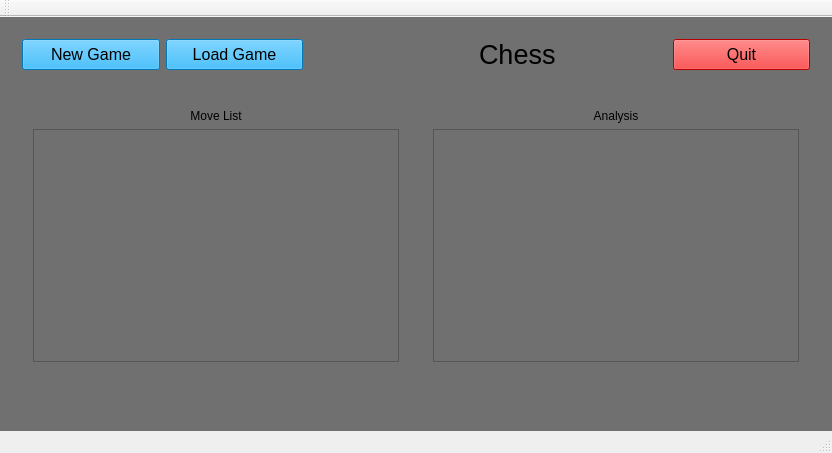
Qt form QtChess/mainwindow.ui (yuuknishida/Chess) before a commit.
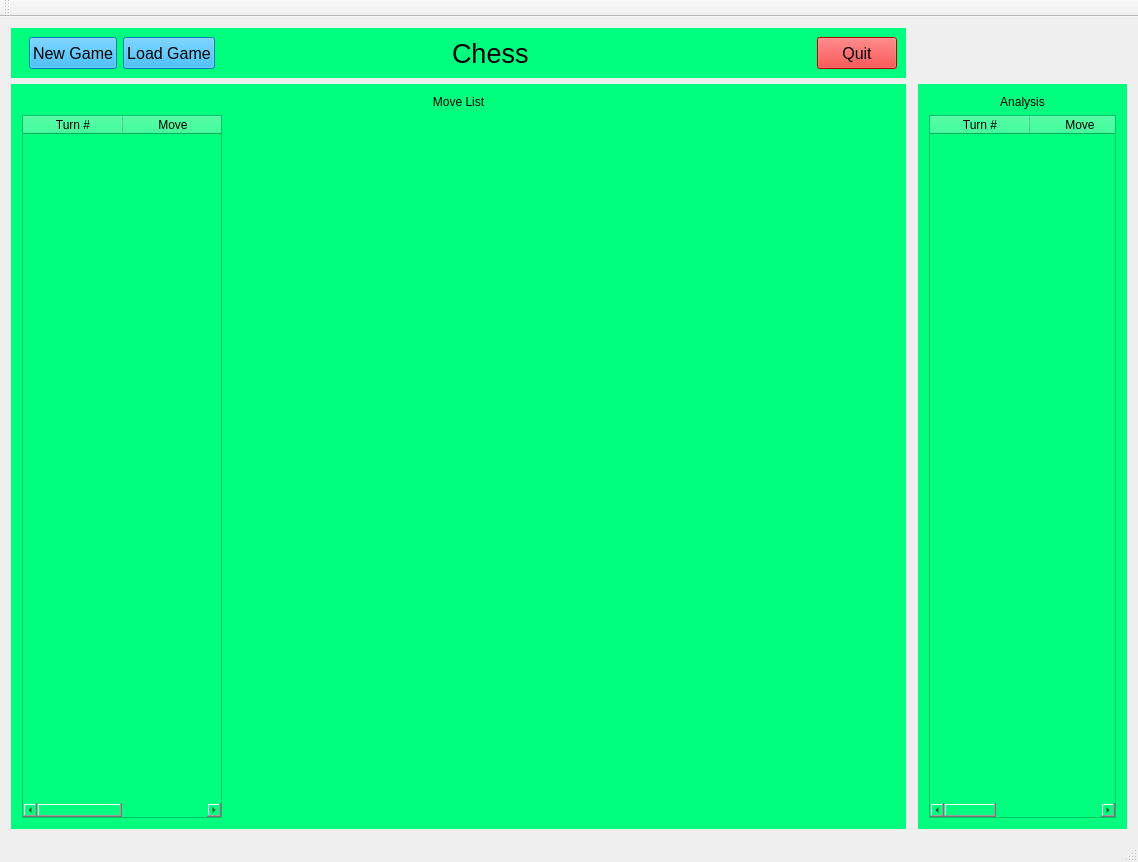
The same form after that commit. Custom widgets are drawn as their Qt base class.

What changed in the file:
```diff
--- a/QtChess/mainwindow.ui
+++ b/QtChess/mainwindow.ui
@@ -6,25 +6,46 @@
    <rect>
     <x>0</x>
     <y>0</y>
-    <width>832</width>
-    <height>453</height>
+    <width>1138</width>
+    <height>862</height>
    </rect>
   </property>
+  <property name="sizePolicy">
+   <sizepolicy hsizetype="Expanding" vsizetype="Expanding">
+    <horstretch>0</horstretch>
+    <verstretch>0</verstretch>
+   </sizepolicy>
+  </property>
   <property name="windowTitle">
    <string>MainWindow</string>
   </property>
   <widget class="QWidget" name="centralWidget">
-   <property name="styleSheet">
-    <string notr="true">background-color: rgb(112, 112, 112);</string>
+   <property name="sizePolicy">
+    <sizepolicy hsizetype="Expanding" vsizetype="Expanding">
+     <horstretch>0</horstretch>
+     <verstretch>0</verstretch>
+    </sizepolicy>
    </property>
    <layout class="QVBoxLayout" name="verticalLayout_2">
     <item>
      <layout class="QGridLayout" name="gridLayout">
       <item row="1" column="0">
-       <widget class="QWidget" name="centerwidget" native="true">
-        <layout class="QHBoxLayout" name="horizontalLayout">
-         <item>
           <widget class="QWidget" name="movelistwidget" native="true">
+        <property name="sizePolicy">
+         <sizepolicy hsizetype="Preferred" vsizetype="Preferred">
+          <horstretch>0</horstretch>
+          <verstretch>0</verstretch>
+         </sizepolicy>
+        </property>
+        <property name="maximumSize">
+         <size>
+          <width>16777215</width>
+          <height>16777215</height>
+         </size>
+        </property>
+        <property name="styleSheet">
+         <string notr="true">background-color: rgb(0, 255, 127);</string>
+        </property>
            <layout class="QVBoxLayout" name="verticalLayout_3">
             <item>
              <widget class="QLabel" name="movelistlabel">
@@ -37,16 +58,51 @@
              </widget>
             </item>
             <item>
-             <widget class="QListView" name="movelistview"/>
+          <widget class="QTableWidget" name="movetableview">
+           <property name="sizePolicy">
+            <sizepolicy hsizetype="Preferred" vsizetype="Expanding">
+             <horstretch>0</horstretch>
+             <verstretch>0</verstretch>
+            </sizepolicy>
+           </property>
+           <property name="maximumSize">
+            <size>
+             <width>200</width>
+             <height>16777215</height>
+            </size>
+           </property>
+           <column>
+            <property name="text">
+             <string>Turn #</string>
+            </property>
+           </column>
+           <column>
+            <property name="text">
+             <string>Move</string>
+            </property>
+           </column>
+          </widget>
             </item>
            </layout>
           </widget>
          </item>
-         <item>
-          <widget class="Chessboard" name="boardwidget" native="true"/>
-         </item>
-         <item>
+      <item row="1" column="2">
           <widget class="QWidget" name="analysiswidget" native="true">
+        <property name="sizePolicy">
+         <sizepolicy hsizetype="Preferred" vsizetype="Preferred">
+          <horstretch>0</horstretch>
+          <verstretch>0</verstretch>
+         </sizepolicy>
+        </property>
+        <property name="minimumSize">
+         <size>
+          <width>0</width>
+          <height>0</height>
+         </size>
+        </property>
+        <property name="styleSheet">
+         <string notr="true">background-color: rgb(0, 255, 127);</string>
+        </property>
            <layout class="QVBoxLayout" name="verticalLayout_4">
             <item>
              <widget class="QLabel" name="analysislabel">
@@ -59,15 +115,56 @@
              </widget>
             </item>
             <item>
-             <widget class="QTableView" name="analysistable"/>
+          <widget class="QTableWidget" name="analysistable">
+           <property name="sizePolicy">
+            <sizepolicy hsizetype="Preferred" vsizetype="Expanding">
+             <horstretch>0</horstretch>
+             <verstretch>0</verstretch>
+            </sizepolicy>
+           </property>
+           <property name="horizontalScrollBarPolicy">
+            <enum>Qt::ScrollBarAsNeeded</enum>
+           </property>
+           <property name="sizeAdjustPolicy">
+            <enum>QAbstractScrollArea::AdjustToContents</enum>
+           </property>
+           <attribute name="horizontalHeaderMinimumSectionSize">
+            <number>1</number>
+           </attribute>
+           <attribute name="horizontalHeaderStretchLastSection">
+            <bool>true</bool>
+           </attribute>
+           <column>
+            <property name="text">
+             <string>Turn #</string>
+            </property>
+           </column>
+           <column>
+            <property name="text">
+             <string>Move</string>
+            </property>
+           </column>
+           <column>
+            <property name="text">
+             <string>Value</string>
+            </property>
+           </column>
+          </widget>
             </item>
            </layout>
           </widget>
          </item>
-        </layout>
-        <zorder>boardwidget</zorder>
-        <zorder>analysiswidget</zorder>
-        <zorder>movelistwidget</zorder>
+      <item row="1" column="1">
+       <widget class="Chessboard" name="boardwidget" native="true">
+        <property name="sizePolicy">
+         <sizepolicy hsizetype="Expanding" vsizetype="Expanding">
+          <horstretch>0</horstretch>
+          <verstretch>0</verstretch>
+         </sizepolicy>
+        </property>
+        <property name="styleSheet">
+         <string notr="true">border-color: rgb(0, 0, 0);</string>
+        </property>
        </widget>
       </item>
       <item row="0" column="0">
@@ -81,10 +178,49 @@
         <property name="minimumSize">
          <size>
           <width>0</width>
-          <height>30</height>
+          <height>50</height>
          </size>
         </property>
+        <property name="maximumSize">
+         <size>
+          <width>16777215</width>
+          <height>50</height>
+         </size>
+        </property>
+        <property name="styleSheet">
+         <string notr="true">background-color: rgb(0, 255, 127);</string>
+        </property>
         <layout class="QHBoxLayout" name="horizontalLayout_2">
+         <property name="spacing">
+          <number>67</number>
+         </property>
+         <property name="leftMargin">
+          <number>9</number>
+         </property>
+         <property name="topMargin">
+          <number>9</number>
+         </property>
+         <property name="rightMargin">
+          <number>9</number>
+         </property>
+         <property name="bottomMargin">
+          <number>9</number>
+         </property>
+         <item>
+          <widget class="QWidget" name="widget" native="true">
+           <layout class="QHBoxLayout" name="horizontalLayout_3">
+            <property name="leftMargin">
+             <number>9</number>
+            </property>
+            <property name="topMargin">
+             <number>0</number>
+            </property>
+            <property name="rightMargin">
+             <number>0</number>
+            </property>
+            <property name="bottomMargin">
+             <number>0</number>
+            </property>
          <item>
           <widget class="QPushButton" name="newGameBtn">
            <property name="sizePolicy">
@@ -133,6 +269,9 @@
            </property>
           </widget>
          </item>
+           </layout>
+          </widget>
+         </item>
          <item>
           <spacer name="horizontalSpacer">
            <property name="orientation">
@@ -151,6 +290,12 @@
          </item>
          <item>
           <widget class="QLabel" name="titlelabel">
+           <property name="sizePolicy">
+            <sizepolicy hsizetype="Fixed" vsizetype="Preferred">
+             <horstretch>0</horstretch>
+             <verstretch>0</verstretch>
+            </sizepolicy>
+           </property>
            <property name="font">
             <font>
              <pointsize>20</pointsize>
@@ -170,11 +315,11 @@
             <enum>Qt::Horizontal</enum>
            </property>
            <property name="sizeType">
-            <enum>QSizePolicy::Fixed</enum>
+            <enum>QSizePolicy::Expanding</enum>
            </property>
            <property name="sizeHint" stdset="0">
             <size>
-             <width>50</width>
+             <width>350</width>
              <height>20</height>
             </size>
            </property>
@@ -204,22 +349,6 @@
         </layout>
        </widget>
       </item>
-      <item row="2" column="0">
-       <widget class="QWidget" name="bottomwidget" native="true">
-        <property name="sizePolicy">
-         <sizepolicy hsizetype="Preferred" vsizetype="Fixed">
-          <horstretch>0</horstretch>
-          <verstretch>0</verstretch>
-         </sizepolicy>
-        </property>
-        <property name="minimumSize">
-         <size>
-          <width>0</width>
-          <height>30</height>
-         </size>
-        </property>
-       </widget>
-      </item>
      </layout>
     </item>
    </layout>
```
Left out of the diff: 4 changed lines with no effect on the pictures. Lines whose indentation alone changed are shown as unchanged.
